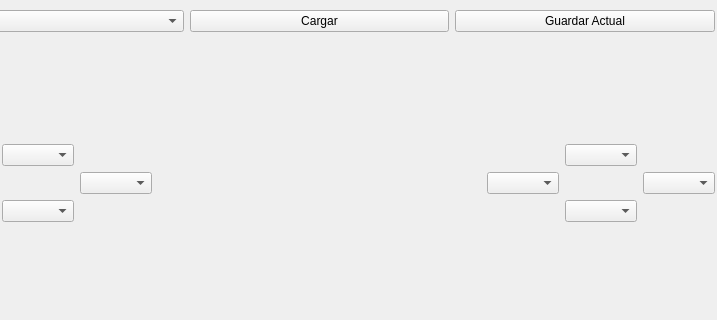
Above: GUI/menu.ui from Hex4gono/PIP_Control before the change; both pictures show x 83 to 800 and y 0 to 320 of the 800 by 600 pixel window. Below: the same form after it.
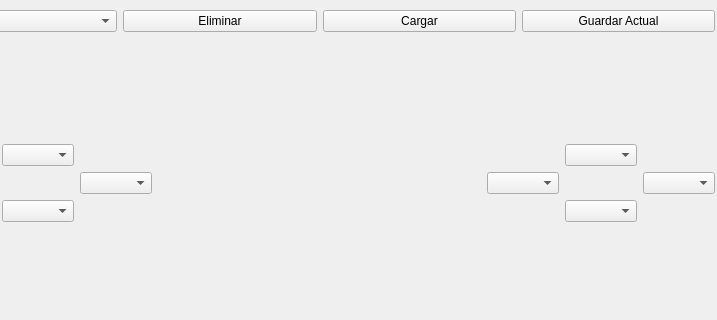
That is the form after the change. Icons and pictures are not drawn.

Commit message:
boton eliminar a medio hacer
sech

```diff
--- a/GUI/menu.ui
+++ b/GUI/menu.ui
@@ -29,6 +29,13 @@
        <item>
         <widget class="QComboBox" name="controlesComboBox"/>
        </item>
+       <item>
+        <widget class="QPushButton" name="borrarButton">
+         <property name="text">
+          <string>Eliminar</string>
+         </property>
+        </widget>
+       </item>
        <item>
         <widget class="QPushButton" name="cargarButton">
          <property name="text">
```
Left out of the diff: 21 changed lines with no effect on the pictures. The commit also changes 4 other files.
